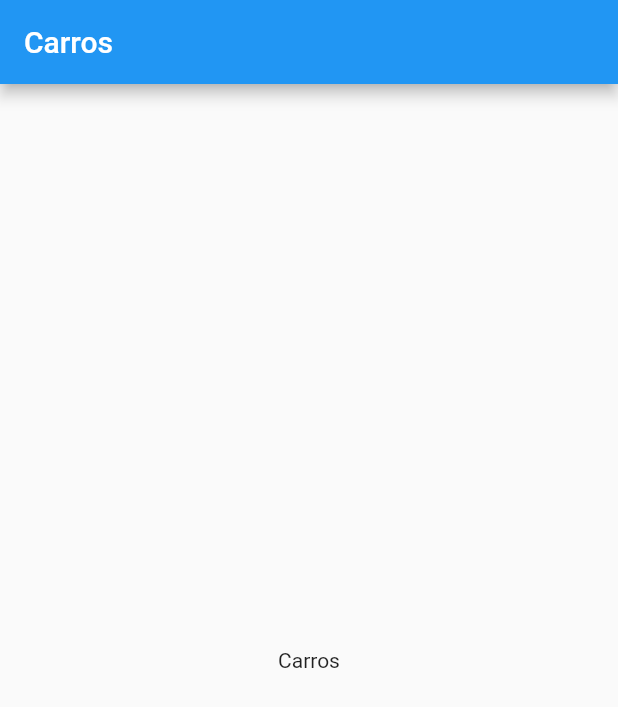
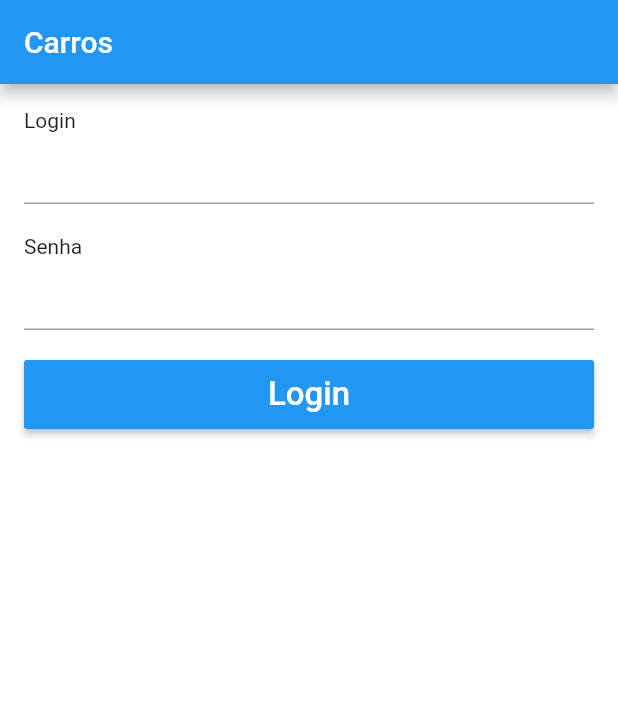
Before and after one commit to raphacm/flutter_cars, a Flutter app: the screen it shows after launch, on a phone screen of 412 x 824 dp. Shown: the top 707 px of the screen. Run offline on Flutter 3.47's test engine with Material 2 defaults, Android fonts, the phone set to English and light mode, and no system bars.

Commit message:
create a simple form at LoginPage widget

```diff
--- a/lib/main.dart
+++ b/lib/main.dart
@@ -12,6 +12,7 @@ class MyApp extends StatelessWidget {
       debugShowCheckedModeBanner: false,
       theme: ThemeData(
         primarySwatch: Colors.blue,
+        scaffoldBackgroundColor: Colors.white,
         visualDensity: VisualDensity.adaptivePlatformDensity,
       ),
       home: LoginPage(),
--- a/lib/pages/login_page.dart
+++ b/lib/pages/login_page.dart
@@ -13,8 +13,38 @@ class LoginPage extends StatelessWidget {
 
   _body() {
     return Container(
-      child: Center(
-        child: Text("Carros"),
+      padding: EdgeInsets.all(16),
+      child: ListView(
+        children: [
+          Text("Login"),
+          TextFormField(),
+          SizedBox(
+            height: 20,
+          ),
+          Text("Senha"),
+          TextFormField(
+            obscureText: true,
+          ),
+          SizedBox(
+            height: 20,
+          ),
+          Container(
+            height: 46,
+            child: RaisedButton(
+              color: Colors.blue,
+              child: Text(
+                "Login",
+                style: TextStyle(
+                  color: Colors.white,
+                  fontSize: 22,
+                ),
+              ),
+              onPressed: () {
+                print("I was clicked");
+              },
+            ),
+          )
+        ],
       ),
     );
   }
```
